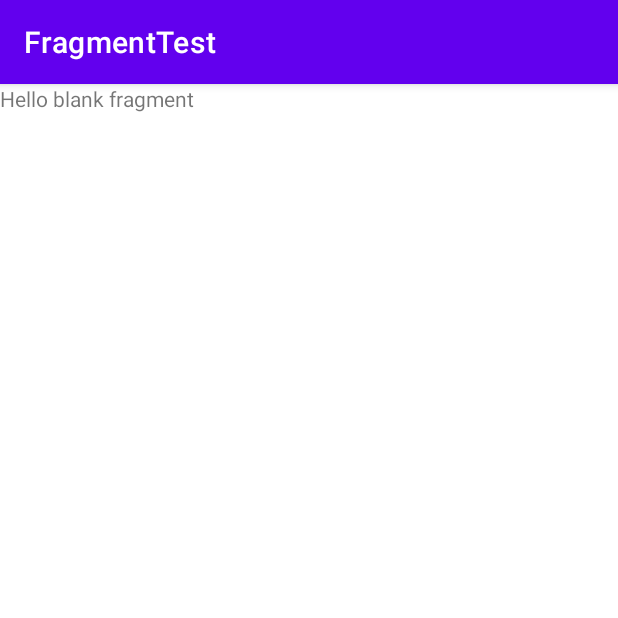
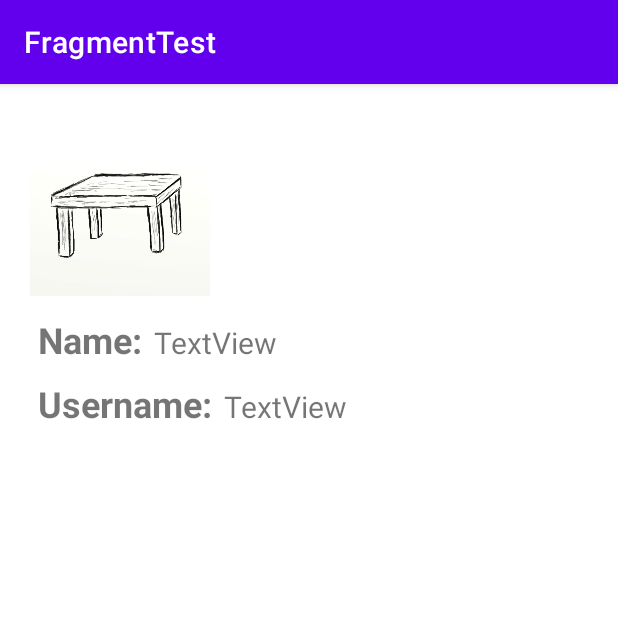
Before and after one commit to itayhashay/givit-android, an Android app: the fragment ItemDetailsFragment shown on its own in the app's theme, on a phone screen of 412 x 824 dp, the top half of it. Run offline under Robolectric (Android 15) with nearby library versions, the phone set to English and light mode, and no system bars.

Commit message:
create the item details page

```diff
--- a/app/src/main/java/com/example/fragmenttest/FeedFragment.java
+++ b/app/src/main/java/com/example/fragmenttest/FeedFragment.java
@@ -5,6 +5,7 @@ import android.os.Bundle;
 
 import androidx.annotation.Nullable;
 import androidx.fragment.app.Fragment;
+import androidx.navigation.Navigation;
 import androidx.recyclerview.widget.LinearLayoutManager;
 import androidx.recyclerview.widget.RecyclerView;
 
@@ -46,6 +47,8 @@ public class FeedFragment extends Fragment {
             public void onItemClick(int position) {
                 Item clickedItem = itemList.get(position);
                 Log.d("TAG", clickedItem.name + " clicked");
+                FeedFragmentDirections.ActionFeedFragmentToItemDetailsFragment action = FeedFragmentDirections.actionFeedFragmentToItemDetailsFragment(clickedItem);
+                Navigation.findNavController(view).navigate(action);
             }
         });
 
--- a/app/src/main/java/com/example/fragmenttest/ItemDetailsFragment.java
+++ b/app/src/main/java/com/example/fragmenttest/ItemDetailsFragment.java
@@ -4,61 +4,42 @@ import android.os.Bundle;
 
 import androidx.fragment.app.Fragment;
 
+import android.util.Log;
 import android.view.LayoutInflater;
 import android.view.View;
 import android.view.ViewGroup;
+import android.widget.TextView;
 
-/**
- * A simple {@link Fragment} subclass.
- * Use the {@link ItemDetailsFragment#newInstance} factory method to
- * create an instance of this fragment.
- */
+import com.example.fragmenttest.databinding.FragmentItemCardBinding;
+import com.example.fragmenttest.model.Item;
+import com.example.fragmenttest.model.User;
+
 public class ItemDetailsFragment extends Fragment {
 
-    // TODO: Rename parameter arguments, choose names that match
-    // the fragment initialization parameters, e.g. ARG_ITEM_NUMBER
-    private static final String ARG_PARAM1 = "param1";
-    private static final String ARG_PARAM2 = "param2";
+    Item item;
+    String description;
+    User user;
 
-    // TODO: Rename and change types of parameters
-    private String mParam1;
-    private String mParam2;
-
-    public ItemDetailsFragment() {
-        // Required empty public constructor
-    }
-
-    /**
-     * Use this factory method to create a new instance of
-     * this fragment using the provided parameters.
-     *
-     * @param param1 Parameter 1.
-     * @param param2 Parameter 2.
-     * @return A new instance of fragment ItemDetailsFragment.
-     */
-    // TODO: Rename and change types and number of parameters
-    public static ItemDetailsFragment newInstance(String param1, String param2) {
-        ItemDetailsFragment fragment = new ItemDetailsFragment();
-        Bundle args = new Bundle();
-        args.putString(ARG_PARAM1, param1);
-        args.putString(ARG_PARAM2, param2);
-        fragment.setArguments(args);
-        return fragment;
-    }
-
-    @Override
-    public void onCreate(Bundle savedInstanceState) {
-        super.onCreate(savedInstanceState);
-        if (getArguments() != null) {
-            mParam1 = getArguments().getString(ARG_PARAM1);
-            mParam2 = getArguments().getString(ARG_PARAM2);
-        }
-    }
+    TextView nameTv;
+    TextView usernameTv;
 
     @Override
     public View onCreateView(LayoutInflater inflater, ViewGroup container,
                              Bundle savedInstanceState) {
         // Inflate the layout for this fragment
-        return inflater.inflate(R.layout.fragment_item_details, container, false);
+
+        View view = inflater.inflate(R.layout.fragment_item_details, container, false);
+
+        nameTv = view.findViewById(R.id.item_name_value);
+        usernameTv = view.findViewById(R.id.item_username_value);
+
+        // Get the arguments passed to this fragment
+        if (getArguments() != null) {
+            item = ItemDetailsFragmentArgs.fromBundle(getArguments()).getItem();
+            Log.d("TAG", item.user.username);
+            nameTv.setText(item.getName());
+            usernameTv.setText(item.getUser().getUsername());
+        }
+        return view;
     }
 }
--- a/app/src/main/res/layout/fragment_item_details.xml
+++ b/app/src/main/res/layout/fragment_item_details.xml
@@ -1,14 +1,69 @@
 <?xml version="1.0" encoding="utf-8"?>
-<FrameLayout xmlns:android="http://schemas.android.com/apk/res/android"
+<androidx.constraintlayout.widget.ConstraintLayout xmlns:android="http://schemas.android.com/apk/res/android"
     xmlns:tools="http://schemas.android.com/tools"
     android:layout_width="match_parent"
     android:layout_height="match_parent"
+    xmlns:app="http://schemas.android.com/apk/res-auto"
     tools:context=".ItemDetailsFragment">
 
-    <!-- TODO: Update blank fragment layout -->
+
+    <ImageView
+        android:id="@+id/imageView"
+        android:layout_width="120dp"
+        android:layout_height="124dp"
+        android:layout_marginStart="20dp"
+        android:layout_marginTop="20dp"
+        app:layout_constraintStart_toStartOf="parent"
+        app:layout_constraintTop_toTopOf="parent"
+        app:srcCompat="@drawable/table" />
+
     <TextView
-        android:layout_width="match_parent"
-        android:layout_height="match_parent"
-        android:text="@string/hello_blank_fragment" />
+        android:id="@+id/item_name_title"
+        android:layout_width="wrap_content"
+        android:layout_height="wrap_content"
+        android:layout_marginLeft="25dp"
+        android:layout_marginTop="10dp"
+        android:text="Name:"
+        android:textSize="24sp"
+        android:textStyle="bold"
+        app:layout_constraintStart_toStartOf="parent"
+        app:layout_constraintTop_toBottomOf="@+id/imageView" />
 
-</FrameLayout>
+    <TextView
+        android:id="@+id/item_name_value"
+        android:layout_width="0dp"
+        android:layout_height="wrap_content"
+        android:layout_marginStart="8dp"
+        android:layout_marginEnd="25dp"
+        android:text="TextView"
+        android:textSize="20sp"
+        app:layout_constraintBaseline_toBaselineOf="@+id/item_name_title"
+        app:layout_constraintEnd_toEndOf="parent"
+        app:layout_constraintStart_toEndOf="@+id/item_name_title" />
+
+    <TextView
+        android:id="@+id/item_username_title"
+        android:layout_width="wrap_content"
+        android:layout_height="wrap_content"
+        android:layout_marginLeft="25dp"
+        android:layout_marginTop="10dp"
+        android:text="Username:"
+        android:textSize="24sp"
+        android:textStyle="bold"
+        app:layout_constraintStart_toStartOf="parent"
+        app:layout_constraintTop_toBottomOf="@+id/item_name_title" />
+
+    <TextView
+        android:id="@+id/item_username_value"
+        android:layout_width="0dp"
+        android:layout_height="wrap_content"
+        android:layout_marginStart="8dp"
+        android:layout_marginEnd="25dp"
+        android:text="TextView"
+        android:textSize="20sp"
+        app:layout_constraintBaseline_toBaselineOf="@+id/item_username_title"
+        app:layout_constraintEnd_toEndOf="parent"
+        app:layout_constraintStart_toEndOf="@+id/item_username_title" />
+
+
+</androidx.constraintlayout.widget.ConstraintLayout>
```
Also changed, not shown: app/src/main/java/com/example/fragmenttest/model/Item.java (+35 -1 lines), app/src/main/java/com/example/fragmenttest/model/User.java (+27 -1 lines), app/src/main/res/navigation/nav_graph.xml (+17 -0 lines).
